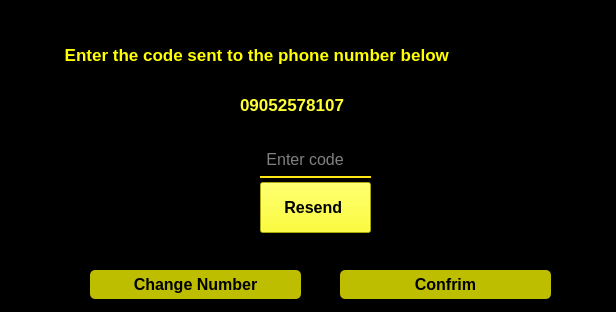
First picture: the form in untitled/verification.ui, repository MohamadKhavaran/M2-Massenger, before the edit.
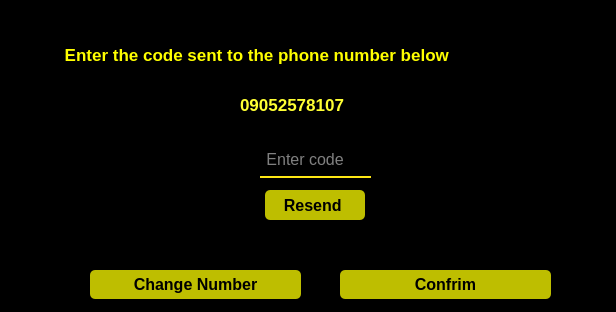
Second picture: the form after the edit. Icons and pictures are not drawn.

What changed in the file:
```diff
--- a/untitled/verification.ui
+++ b/untitled/verification.ui
@@ -185,10 +185,10 @@
   <widget class="QLineEdit" name="clock">
    <property name="geometry">
     <rect>
-     <x>275</x>
+     <x>265</x>
      <y>190</y>
-     <width>81</width>
-     <height>41</height>
+     <width>100</width>
+     <height>30</height>
     </rect>
    </property>
    <property name="font">
@@ -203,10 +203,10 @@
   <widget class="QPushButton" name="pushButton_3">
    <property name="geometry">
     <rect>
-     <x>260</x>
-     <y>182</y>
-     <width>111</width>
-     <height>51</height>
+     <x>265</x>
+     <y>190</y>
+     <width>100</width>
+     <height>30</height>
     </rect>
    </property>
    <property name="font">
@@ -219,9 +219,22 @@
     <cursorShape>ArrowCursor</cursorShape>
    </property>
    <property name="styleSheet">
-    <string notr="true">color: rgb(0, 0, 0);
+    <string notr="true">QPushButton#pushButton_3{
 	background-color:rgba(255, 255, 0, 190);
-</string>
+	color: black;
+	border-radius:5px;
+}
+
+QPushButton#pushButton_3:hover{
+	background-color:rgb(246, 120, 29);
+
+}
+
+QPushButton#pushButton_3:pressed{
+	padding-left:5px;
+	padding-top:5px;
+	background-color:rgba(150,123, 111, 255);
+}</string>
    </property>
    <property name="text">
     <string>Resend </string>
```
